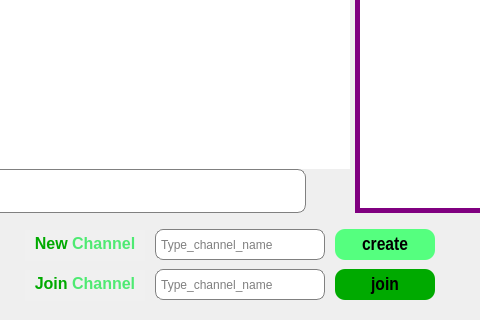
Above: jamin-gram/channel.ui from raminLgh/jamin-gram before the change; both pictures show x 135 to 615 and y 280 to 600 of the 700 by 600 pixel window. Below: the same form after it.
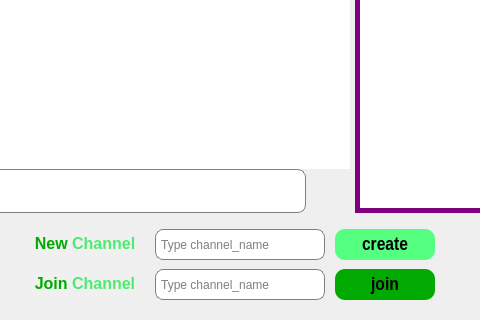
That is the form after the change. Icons and pictures are not drawn.

```diff
--- a/jamin-gram/channel.ui
+++ b/jamin-gram/channel.ui
@@ -107,7 +107,7 @@
      <string>Type_channel_name</string>
     </property>
     <property name="placeholderText">
-     <string> Type_channel_name</string>
+     <string> Type channel_name</string>
     </property>
    </widget>
    <widget class="QTextEdit" name="chat_ted">
@@ -313,7 +313,7 @@
      <string>Type_channel_name</string>
     </property>
     <property name="placeholderText">
-     <string> Type_channel_name</string>
+     <string> Type channel_name</string>
     </property>
    </widget>
    <widget class="QLabel" name="label">
```
Left out of the diff: 41 changed lines with no effect on the pictures.
